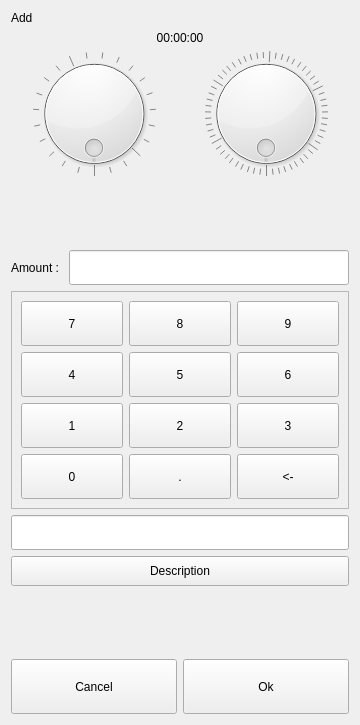
Above: dlgsettime.ui from ic005k/Knot-Legacy before the change. Below: the same form after it.
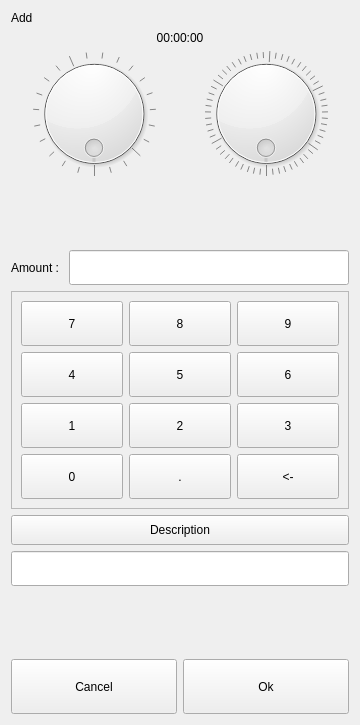
That is the form after the change.

Diff of the .ui file:
```diff
--- a/dlgsettime.ui
+++ b/dlgsettime.ui
@@ -390,20 +390,6 @@
      </layout>
     </widget>
    </item>
-   <item>
-    <layout class="QHBoxLayout" name="horizontalLayout_2">
-     <item>
-      <widget class="QLineEdit" name="editDesc">
-       <property name="minimumSize">
-        <size>
-         <width>0</width>
-         <height>35</height>
-        </size>
-       </property>
-      </widget>
-     </item>
-    </layout>
-   </item>
    <item>
     <widget class="QToolButton" name="btnCustom">
      <property name="sizePolicy">
@@ -423,6 +409,20 @@
      </property>
     </widget>
    </item>
+   <item>
+    <layout class="QHBoxLayout" name="horizontalLayout_2">
+     <item>
+      <widget class="QLineEdit" name="editDesc">
+       <property name="minimumSize">
+        <size>
+         <width>0</width>
+         <height>35</height>
+        </size>
+       </property>
+      </widget>
+     </item>
+    </layout>
+   </item>
    <item>
     <spacer name="verticalSpacer">
      <property name="orientation">
```
